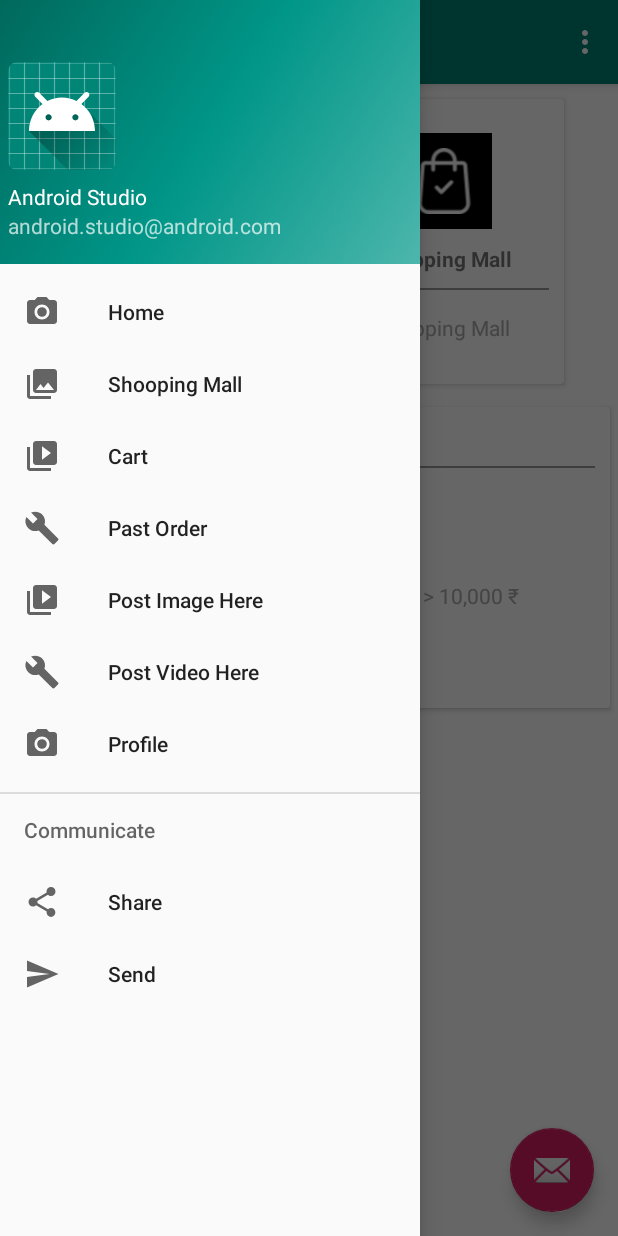
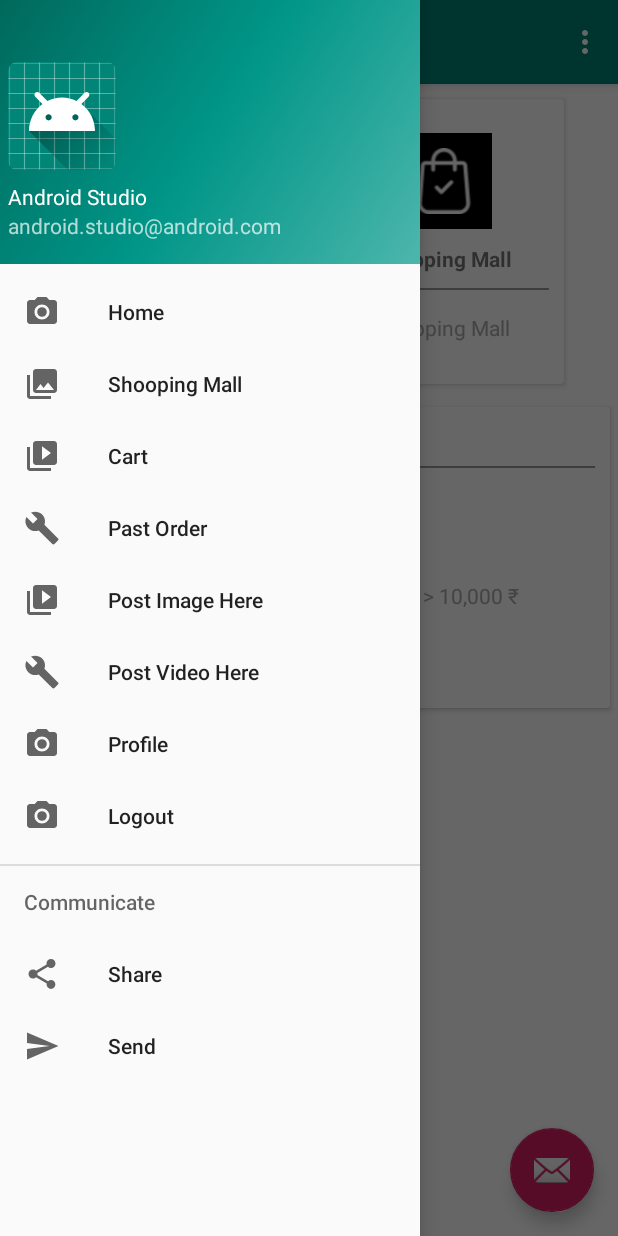
Before and after one commit to meetjanani/Remember_India_ECommers, an Android app: the MainActivity screen opened directly, with no data from a screen before it, with the side drawer open, on a phone screen of 412 x 824 dp. Run offline under Robolectric (Android 15) with nearby library versions, the phone set to English and light mode, and no system bars.

Commit message:
Now User can Logout

```diff
--- a/app/src/main/AndroidManifest.xml
+++ b/app/src/main/AndroidManifest.xml
@@ -20,7 +20,6 @@
         android:usesCleartextTraffic="true"
         tools:replace="android:allowBackup,icon,theme,label">
         <activity android:name=".Payment_Process.R_Pay_Activity"></activity>
-        <activity android:name=".Payment_Process.StartPayment_Activity" />
         <activity android:name=".Utility.My_Profile_Activity" />
         <activity android:name=".Activity.Share_post_Activity.Upload_Video_Activity" />
         <activity android:name=".Activity.Share_post_Activity.Upload_Image_Activity" />
--- a/app/src/main/java/com/rememberindia/shoppingportal/Fragment/Login_Fragment.java
+++ b/app/src/main/java/com/rememberindia/shoppingportal/Fragment/Login_Fragment.java
@@ -98,7 +98,8 @@ public class Login_Fragment extends Fragment implements View.OnClickListener{
                             response.body().getData().get(0).getPassword() , response.body().getData().get(0).getDegree() , response.body().getData().get(0).getRegistrationNo() ,
                             response.body().getData().get(0).getMobileNO() ,response.body().getData().get(0).getEmailID() , response.body().getData().get(0).getCity() ,
                             response.body().getData().get(0).getState() , response.body().getData().get(0).getAddress1());
-                    Toast.makeText(referenceActivity, response.body().getMessage() + "", Toast.LENGTH_SHORT).show();
+                    //Toast.makeText(referenceActivity, response.body().getMessage() + "", Toast.LENGTH_SHORT).show();
+                    referenceActivity.finish();
                     Intent in = new Intent(referenceActivity , MainActivity.class);
                     referenceActivity.startActivity(in);
                 } else {
--- a/app/src/main/java/com/rememberindia/shoppingportal/Fragment/SignUp_Fragment.java
+++ b/app/src/main/java/com/rememberindia/shoppingportal/Fragment/SignUp_Fragment.java
@@ -86,8 +86,10 @@ public class SignUp_Fragment extends Fragment implements View.OnClickListener{
 
                 Toast.makeText(referenceActivity, response.body().getMessage() + "", Toast.LENGTH_SHORT).show();
                 if (response.body().getStatus() == 1) {
-
-                    Toast.makeText(referenceActivity, response.body().getMessage() + "", Toast.LENGTH_SHORT).show();
+                    referenceActivity.finish();
+                    Intent in = new Intent(referenceActivity , MainActivity.class);
+                    startActivity(in);
+                    //Toast.makeText(referenceActivity, response.body().getMessage() + "", Toast.LENGTH_SHORT).show();
 
                 } else {
                 }
--- a/app/src/main/res/menu/activity_main_drawer.xml
+++ b/app/src/main/res/menu/activity_main_drawer.xml
@@ -35,6 +35,11 @@
             android:icon="@drawable/ic_menu_camera"
             android:title="Profile" />
 
+        <item
+            android:id="@+id/nav_logout"
+            android:icon="@drawable/ic_menu_camera"
+            android:title="Logout" />
+
     </group>
 
     <item android:title="Communicate">
```
Also changed, not shown: app/src/main/java/com/rememberindia/shoppingportal/Activity/MainActivity.java (+10 -27 lines).
